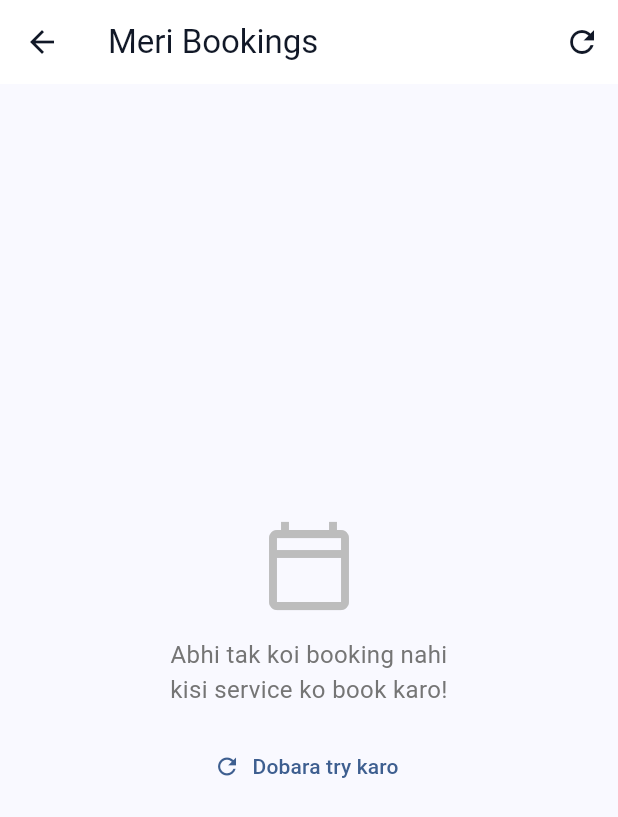
After one commit to Adnanbalti/hunarlink-flutter, a Flutter app: the HomeScreen screen opened directly, after a tap on the "calendar today" icon, on a phone screen of 412 x 824 dp. The commit adds this screen. Shown: the top 817 px of the screen. Run offline on Flutter 3.47's test engine with Material 3 defaults, Android fonts, the phone set to English and light mode, and no system bars; our stand-ins replace dio, flutter_secure_storage; accounts and stored records are empty; network calls fail.

Commit message:
Day 28: Loading shimmer, empty states, My Bookings screen, Polish complete

```diff
--- /dev/null
+++ b/lib/features/booking/my_bookings_screen.dart
@@ -0,0 +1,157 @@
+import 'package:flutter/material.dart';
+import 'package:flutter_secure_storage/flutter_secure_storage.dart';
+import '../../shared/models/booking_model.dart';
+import '../../shared/widgets/empty_state.dart';
+import '../../shared/widgets/loading_shimmer.dart';
+import 'booking_service.dart';
+
+class MyBookingsScreen extends StatefulWidget {
+  const MyBookingsScreen({super.key});
+
+  @override
+  State<MyBookingsScreen> createState() => _MyBookingsScreenState();
+}
+
+class _MyBookingsScreenState extends State<MyBookingsScreen> {
+  List<BookingModel> _bookings = [];
+  bool _loading = true;
+  final _storage = const FlutterSecureStorage();
+
+  @override
+  void initState() {
+    super.initState();
+    _loadBookings();
+  }
+
+  Future<void> _loadBookings() async {
+    setState(() => _loading = true);
+    try {
+      final userId = await _storage.read(key: 'user_id');
+      if (userId == null) throw Exception('User not found');
+      final bookings = await BookingService.getMyBookings(userId);
+      setState(() => _bookings = bookings);
+    } catch (e) {
+      setState(() => _bookings = []);
+    } finally {
+      setState(() => _loading = false);
+    }
+  }
+
+  Color _statusColor(String status) {
+    switch (status) {
+      case 'CONFIRMED': return Colors.blue;
+      case 'COMPLETED': return Colors.green;
+      case 'CANCELLED': return Colors.red;
+      default: return Colors.orange;
+    }
+  }
+
+  @override
+  Widget build(BuildContext context) {
+    return Scaffold(
+      appBar: AppBar(
+        title: const Text('Meri Bookings'),
+        actions: [
+          IconButton(
+            icon: const Icon(Icons.refresh),
+            onPressed: _loadBookings,
+          ),
+        ],
+      ),
+      body: _loading
+        ? ListView.builder(
+            padding: const EdgeInsets.all(16),
+            itemCount: 4,
+            itemBuilder: (_, __) => Padding(
+              padding: const EdgeInsets.only(bottom: 12),
+              child: LoadingShimmer(height: 90),
+            ),
+          )
+        : _bookings.isEmpty
+          ? EmptyState(
+              message: 'Abhi tak koi booking nahi\nkisi service ko book karo!',
+              icon: Icons.calendar_today_outlined,
+              onRetry: _loadBookings,
+            )
+          : RefreshIndicator(
+              onRefresh: _loadBookings,
+              child: ListView.builder(
+                padding: const EdgeInsets.all(16),
+                itemCount: _bookings.length,
+                itemBuilder: (context, index) {
+                  final b = _bookings[index];
+                  return Container(
+                    margin: const EdgeInsets.only(bottom: 12),
+                    padding: const EdgeInsets.all(16),
+                    decoration: BoxDecoration(
+                      color: Colors.white,
+                      borderRadius: BorderRadius.circular(16),
+                      border: Border.all(color: Colors.grey.shade200),
+                    ),
+                    child: Column(
+                      crossAxisAlignment: CrossAxisAlignment.start,
+                      children: [
+                        Row(
+                          children: [
+                            CircleAvatar(
+                              radius: 20,
+                              backgroundColor: const Color(0xFF0F3460),
+                              child: Text(
+                                b.provider.user.name[0].toUpperCase(),
+                                style: const TextStyle(color: Colors.white)),
+                            ),
+                            const SizedBox(width: 12),
+                            Expanded(
+                              child: Column(
+                                crossAxisAlignment: CrossAxisAlignment.start,
+                                children: [
+                                  Text(b.provider.user.name,
+                                    style: const TextStyle(
+                                      fontWeight: FontWeight.bold)),
+                                  Text(b.provider.skill,
+                                    style: TextStyle(
+                                      color: Colors.grey.shade600,
+                                      fontSize: 13)),
+                                ],
+                              ),
+                            ),
+                            Container(
+                              padding: const EdgeInsets.symmetric(
+                                horizontal: 10, vertical: 4),
+                              decoration: BoxDecoration(
+                                color: _statusColor(b.status).withOpacity(0.1),
+                                borderRadius: BorderRadius.circular(20),
+                              ),
+                              child: Text(b.status,
+                                style: TextStyle(
+                                  color: _statusColor(b.status),
+                                  fontSize: 11,
+                                  fontWeight: FontWeight.w500)),
+                            ),
+                          ],
+                        ),
+                        const SizedBox(height: 12),
+                        Row(
+                          children: [
+                            Icon(Icons.calendar_today,
+                              size: 14, color: Colors.grey.shade500),
+                            const SizedBox(width: 4),
+                            Text(b.scheduledAt.split('T')[0],
+                              style: TextStyle(
+                                color: Colors.grey.shade600, fontSize: 13)),
+                            const Spacer(),
+                            Text('Rs. ${b.totalAmount.toInt()}',
+                              style: const TextStyle(
+                                fontWeight: FontWeight.bold,
+                                color: Color(0xFF0F3460))),
+                          ],
+                        ),
+                      ],
+                    ),
+                  );
+                },
+              ),
+            ),
+    );
+  }
+}
--- a/lib/features/home/home_screen.dart
+++ b/lib/features/home/home_screen.dart
@@ -2,6 +2,7 @@ import 'package:flutter/material.dart';
 import '../auth/auth_service.dart';
 import '../auth/phone_input_screen.dart';
 import '../provider/provider_list_screen.dart';
+import '../booking/my_bookings_screen.dart';
 
 class HomeScreen extends StatelessWidget {
   const HomeScreen({super.key});
@@ -24,6 +25,11 @@ class HomeScreen extends StatelessWidget {
           style: TextStyle(fontWeight: FontWeight.bold)),
         actions: [
           IconButton(
+            icon: const Icon(Icons.calendar_today),
+            onPressed: () => Navigator.push(context,
+              MaterialPageRoute(builder: (_) => const MyBookingsScreen())),
+          ),
+          IconButton(
             icon: const Icon(Icons.logout),
             onPressed: () async {
               await AuthService.logout();
@@ -43,7 +49,6 @@ class HomeScreen extends StatelessWidget {
         child: Column(
           crossAxisAlignment: CrossAxisAlignment.start,
           children: [
-            // Welcome banner
             Container(
               width: double.infinity,
               padding: const EdgeInsets.all(20),
--- /dev/null
+++ b/lib/shared/widgets/empty_state.dart
@@ -0,0 +1,39 @@
+import 'package:flutter/material.dart';
+
+class EmptyState extends StatelessWidget {
+  final String message;
+  final IconData icon;
+  final VoidCallback? onRetry;
+
+  const EmptyState({
+    super.key,
+    required this.message,
+    this.icon = Icons.inbox_outlined,
+    this.onRetry,
+  });
+
+  @override
+  Widget build(BuildContext context) {
+    return Center(
+      child: Column(
+        mainAxisAlignment: MainAxisAlignment.center,
+        children: [
+          Icon(icon, size: 64, color: Colors.grey.shade400),
+          const SizedBox(height: 16),
+          Text(message,
+            style: TextStyle(
+              fontSize: 16, color: Colors.grey.shade600),
+            textAlign: TextAlign.center),
+          if (onRetry != null) ...[
+            const SizedBox(height: 16),
+            TextButton.icon(
+              onPressed: onRetry,
+              icon: const Icon(Icons.refresh),
+              label: const Text('Dobara try karo'),
+            ),
+          ],
+        ],
+      ),
+    );
+  }
+}
--- /dev/null
+++ b/lib/shared/widgets/loading_shimmer.dart
@@ -0,0 +1,54 @@
+import 'package:flutter/material.dart';
+
+class LoadingShimmer extends StatefulWidget {
+  final double height;
+  final double width;
+  final double borderRadius;
+
+  const LoadingShimmer({
+    super.key,
+    this.height = 80,
+    this.width = double.infinity,
+    this.borderRadius = 12,
+  });
+
+  @override
+  State<LoadingShimmer> createState() => _LoadingShimmerState();
+}
+
+class _LoadingShimmerState extends State<LoadingShimmer>
+    with SingleTickerProviderStateMixin {
+  late AnimationController _controller;
+  late Animation<double> _animation;
+
+  @override
+  void initState() {
+    super.initState();
+    _controller = AnimationController(
+      vsync: this,
+      duration: const Duration(milliseconds: 1000),
+    )..repeat(reverse: true);
+    _animation = Tween<double>(begin: 0.3, end: 1.0).animate(_controller);
+  }
+
+  @override
+  void dispose() {
+    _controller.dispose();
+    super.dispose();
+  }
+
+  @override
+  Widget build(BuildContext context) {
+    return FadeTransition(
+      opacity: _animation,
+      child: Container(
+        height: widget.height,
+        width: widget.width,
+        decoration: BoxDecoration(
+          color: Colors.grey.shade300,
+          borderRadius: BorderRadius.circular(widget.borderRadius),
+        ),
+      ),
+    );
+  }
+}
```
